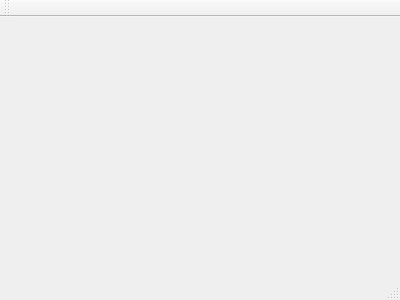
Before: the Qt Designer form helloqt/mainwindow.ui in agostinhobritojr/dca1202, drawn with Qt 5.
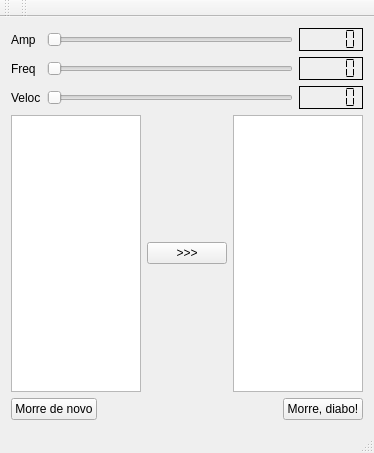
After: the same form once the commit is applied.

```diff
--- a/helloqt/mainwindow.ui
+++ b/helloqt/mainwindow.ui
@@ -6,14 +6,144 @@
    <rect>
     <x>0</x>
     <y>0</y>
-    <width>400</width>
-    <height>300</height>
+    <width>374</width>
+    <height>453</height>
    </rect>
   </property>
   <property name="windowTitle">
    <string>MainWindow</string>
   </property>
-  <widget class="QWidget" name="centralWidget"/>
+  <widget class="QWidget" name="centralWidget">
+   <layout class="QVBoxLayout" name="verticalLayout">
+    <item>
+     <layout class="QGridLayout" name="gridLayout">
+      <item row="0" column="0">
+       <widget class="QLabel" name="label">
+        <property name="text">
+         <string>Amp</string>
+        </property>
+       </widget>
+      </item>
+      <item row="0" column="1">
+       <widget class="QSlider" name="horizontalSliderAmp">
+        <property name="orientation">
+         <enum>Qt::Horizontal</enum>
+        </property>
+       </widget>
+      </item>
+      <item row="0" column="2">
+       <widget class="QLCDNumber" name="lcdNumberAmp">
+        <property name="frameShape">
+         <enum>QFrame::Panel</enum>
+        </property>
+        <property name="frameShadow">
+         <enum>QFrame::Plain</enum>
+        </property>
+        <property name="segmentStyle">
+         <enum>QLCDNumber::Flat</enum>
+        </property>
+       </widget>
+      </item>
+      <item row="1" column="0">
+       <widget class="QLabel" name="label_3">
+        <property name="text">
+         <string>Freq</string>
+        </property>
+       </widget>
+      </item>
+      <item row="1" column="1">
+       <widget class="QSlider" name="horizontalSliderFreq">
+        <property name="orientation">
+         <enum>Qt::Horizontal</enum>
+        </property>
+       </widget>
+      </item>
+      <item row="1" column="2">
+       <widget class="QLCDNumber" name="lcdNumberFreq">
+        <property name="frameShadow">
+         <enum>QFrame::Plain</enum>
+        </property>
+        <property name="segmentStyle">
+         <enum>QLCDNumber::Flat</enum>
+        </property>
+       </widget>
+      </item>
+      <item row="2" column="0">
+       <widget class="QLabel" name="label_2">
+        <property name="text">
+         <string>Veloc</string>
+        </property>
+       </widget>
+      </item>
+      <item row="2" column="1">
+       <widget class="QSlider" name="horizontalSliderVeloc">
+        <property name="orientation">
+         <enum>Qt::Horizontal</enum>
+        </property>
+       </widget>
+      </item>
+      <item row="2" column="2">
+       <widget class="QLCDNumber" name="lcdNumberVeloc">
+        <property name="frameShadow">
+         <enum>QFrame::Plain</enum>
+        </property>
+        <property name="segmentStyle">
+         <enum>QLCDNumber::Flat</enum>
+        </property>
+       </widget>
+      </item>
+     </layout>
+    </item>
+    <item>
+     <layout class="QHBoxLayout" name="horizontalLayout">
+      <item>
+       <widget class="QPlainTextEdit" name="plainTextEditEsq"/>
+      </item>
+      <item>
+       <widget class="QPushButton" name="pushButtonCopia">
+        <property name="text">
+         <string>&gt;&gt;&gt;</string>
+        </property>
+       </widget>
+      </item>
+      <item>
+       <widget class="QPlainTextEdit" name="plainTextEditDir"/>
+      </item>
+     </layout>
+    </item>
+    <item>
+     <layout class="QHBoxLayout" name="horizontalLayout_2">
+      <item>
+       <widget class="QPushButton" name="pushButtonDenovo">
+        <property name="text">
+         <string>Morre de novo</string>
+        </property>
+       </widget>
+      </item>
+      <item>
+       <spacer name="horizontalSpacer">
+        <property name="orientation">
+         <enum>Qt::Horizontal</enum>
+        </property>
+        <property name="sizeHint" stdset="0">
+         <size>
+          <width>40</width>
+          <height>20</height>
+         </size>
+        </property>
+       </spacer>
+      </item>
+      <item>
+       <widget class="QPushButton" name="pushButtonOk">
+        <property name="text">
+         <string>Morre, diabo!</string>
+        </property>
+       </widget>
+      </item>
+     </layout>
+    </item>
+   </layout>
+  </widget>
   <widget class="QMenuBar" name="menuBar">
    <property name="geometry">
     <rect>
@@ -33,6 +163,17 @@
    </attribute>
   </widget>
   <widget class="QStatusBar" name="statusBar"/>
+  <widget class="QToolBar" name="toolBar">
+   <property name="windowTitle">
+    <string>toolBar</string>
+   </property>
+   <attribute name="toolBarArea">
+    <enum>TopToolBarArea</enum>
+   </attribute>
+   <attribute name="toolBarBreak">
+    <bool>false</bool>
+   </attribute>
+  </widget>
  </widget>
  <layoutdefault spacing="6" margin="11"/>
  <resources/>
```
Left out of the diff: 72 changed lines with no effect on the pictures.
